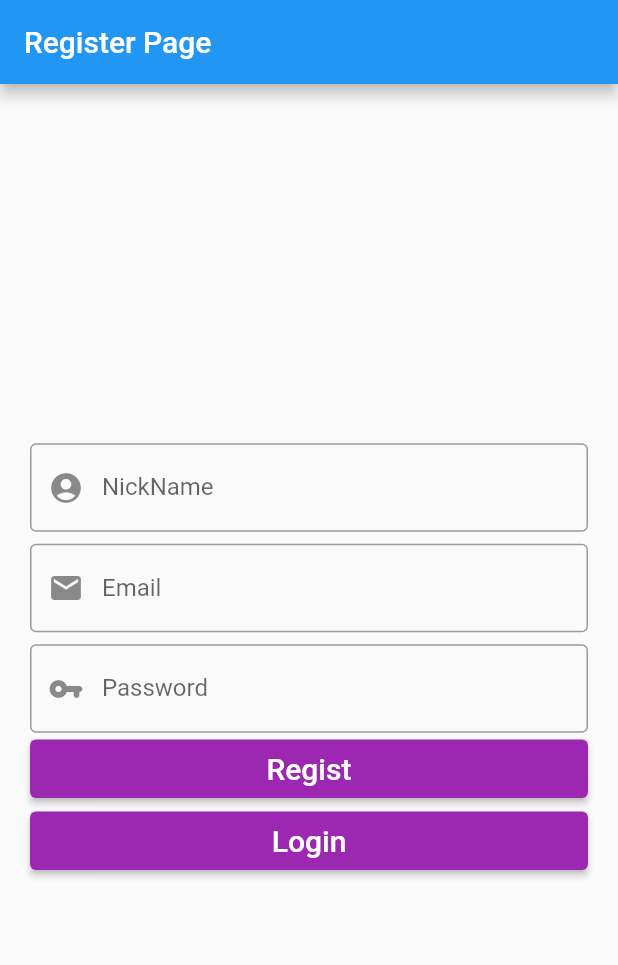
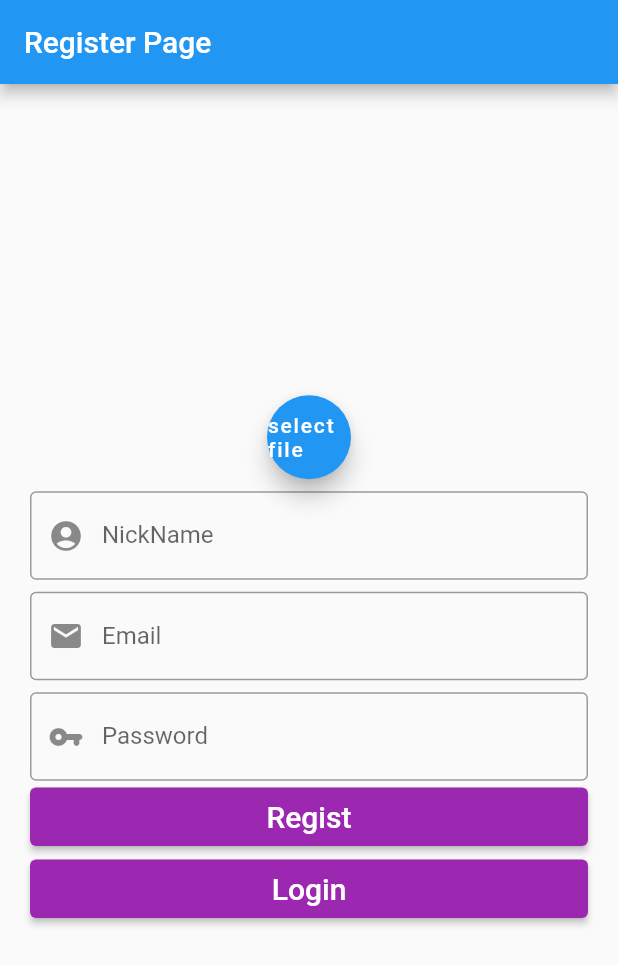
Before and after one commit to asdf148/JustTry, a Flutter app: the screen it shows after launch, after a tap on "register", after a tap on "Regist", on a phone screen of 412 x 824 dp. Shown: the top 965 px of the screen. Run offline on Flutter 3.47's test engine with Material 2 defaults, Android fonts, the light colour scheme and no system bars; our stand-ins replace dio, file_picker, flutter_secure_storage, fluttertoast, image_picker.

Commit message:
⚡️ :: Attempt to implement registration function
Attempt to implement registration function

```diff
--- a/lib/main.dart
+++ b/lib/main.dart
@@ -39,7 +39,7 @@ class _SplashPageState extends State<SplashPage> {
     return const Scaffold(
       body: Center(
           child: Icon(
-        Icons.stream,
+        Icons.directions_run_sharp,
         size: 80,
         color: Colors.blue,
       )),
--- a/lib/screens/login_page.dart
+++ b/lib/screens/login_page.dart
@@ -50,6 +50,7 @@ class _LoginPageState extends State<LoginPage> {
                 flex: 3,
                 child: SizedBox(),
               ),
+              _deleteSessionButton(context),
               _registerButton(),
             ],
           ),
@@ -101,6 +102,26 @@ class _LoginPageState extends State<LoginPage> {
     );
   }
 
+  Widget _deleteSessionButton(context) {
+    return SizedBox(
+      width: MediaQuery.of(context).size.width,
+      child: ElevatedButton(
+        style: ElevatedButton.styleFrom(
+          primary: Colors.purple,
+          padding: const EdgeInsets.all(8.0),
+        ),
+        onPressed: () => isLoading ? null : _deleteSession(),
+        child: const Text(
+          "Session 초기화",
+          style: TextStyle(
+            fontSize: 20.0,
+            color: Colors.white,
+          ),
+        ),
+      ),
+    );
+  }
+
   Widget _registerButton() {
     return Row(
       mainAxisAlignment: MainAxisAlignment.center,
@@ -122,7 +143,7 @@ class _LoginPageState extends State<LoginPage> {
       print('_userEmailCtrl.text : ${_userEmailCtrl.text}');
       print('_userPasswordCtrl.text : ${_userPasswordCtrl.text}');
     }
-    final storage = FlutterSecureStorage();
+    const storage = FlutterSecureStorage();
     String storagePass = await storage.read(key: _userEmailCtrl.text);
     if(storagePass != null && storagePass != '' && storagePass == _userPasswordCtrl.text){
       if (kDebugMode) {
@@ -141,4 +162,31 @@ class _LoginPageState extends State<LoginPage> {
       showToast('아이디가 존재하지 않거나 비밀번호가 맞지않습니다.');
     }
   }
+
+  void _deleteSession() async {
+    if (kDebugMode) {
+      print("session 초기화");
+    }
+    const storage = FlutterSecureStorage();
+
+    await storage.deleteAll();
+    // return readAll();
+    // String storagePass = await storage.read(key: _userEmailCtrl.text);
+    // if(storagePass != null && storagePass != '' && storagePass == _userPasswordCtrl.text){
+    //   if (kDebugMode) {
+    //     print('storagePass : $storagePass');
+    //   }
+    //   String userNickName = await storage.read(key: '${_userEmailCtrl.text}_$storagePass');
+    //   storage.write(key: userNickName, value: STATUS_LOGIN);
+    //   if (kDebugMode) {
+    //     print('로그인 성공');
+    //   }
+    //   Navigator.pushReplacement(context, MaterialPageRoute(builder: (BuildContext context) => MainPage(nickName: userNickName)));
+    // } else {
+    //   if (kDebugMode) {
+    //     print('로그인 실패');
+    //   }
+    //   showToast('아이디가 존재하지 않거나 비밀번호가 맞지않습니다.');
+    // }
+  }
 }
--- a/lib/screens/register_page.dart
+++ b/lib/screens/register_page.dart
@@ -1,11 +1,15 @@
+import 'dart:io';
+
 import 'package:a_la_vez/models/join.dto.dart';
 import 'package:a_la_vez/models/reponse_join.dto.dart';
 import 'package:a_la_vez/utils/session.dart';
 import 'package:a_la_vez/utils/util.dart';
+import 'package:file_picker/file_picker.dart';
 import 'package:flutter/cupertino.dart';
 import 'package:flutter/foundation.dart';
 import 'package:flutter/material.dart';
 import 'package:flutter_secure_storage/flutter_secure_storage.dart';
+import 'package:image_picker/image_picker.dart';
 
 import 'login_page.dart';
 import 'main_page.dart';
@@ -17,6 +21,7 @@ class RegisterPage extends StatefulWidget {
 
 class _RegisterPageState extends State<RegisterPage> {
   bool isLoading = false;
+  late XFile _userFileCtrl;
   late TextEditingController _userNickNameCtrl;
   late TextEditingController _userEmailCtrl;
   late TextEditingController _userPasswordCtrl;
@@ -45,6 +50,10 @@ class _RegisterPageState extends State<RegisterPage> {
                 flex: 3,
                 child: SizedBox(),
               ),
+              _fileWidget(),
+              const SizedBox(
+                height: 8,
+              ),
               _nickNameWidget(),
               const SizedBox(
                 height: 8,
@@ -64,6 +73,24 @@ class _RegisterPageState extends State<RegisterPage> {
           ),
         ),
       ),
+    );
+  }
+
+  Widget _fileWidget(){
+    final ImagePicker _picker = ImagePicker();
+    // Pick an image
+    return FloatingActionButton(
+      child: const Text("select file"),
+      onPressed: ()  async {
+        print('사진추가');
+        final XFile? image = await _picker.pickImage(source: ImageSource.gallery);
+
+        if(image != null) {
+          _userFileCtrl = image;
+        } else {
+          // User canceled the picker
+        }
+      },
     );
   }
 
@@ -111,24 +138,7 @@ class _RegisterPageState extends State<RegisterPage> {
           primary: Colors.purple,
           padding: const EdgeInsets.all(8.0),
         ),
-        onPressed: () async {
-          if (kDebugMode) {
-            print(_userNickNameCtrl.text);
-            print(_userEmailCtrl.text);
-            print(_userPasswordCtrl.text);
-          }
-          ResponseJoinDto responseJoinDto = await Session().registerPageService.join(
-            "https://qovh.herokuapp.com/auth/join",
-            JoinDto(nick: _userNickNameCtrl.text, email: _userEmailCtrl.text, password: _userPasswordCtrl.text, rePassword: _userPasswordCtrl.text),
-            Session().JSONheaders
-          );
-          if (kDebugMode) {
-            print("------------responseJoinDto------------");
-            print(responseJoinDto);
-          }
-          if(responseJoinDto == null){
-            throw Error();
-          }
+        onPressed: () {
           isLoading ? null : _registCheck();
         },
         child: Text(
@@ -177,6 +187,35 @@ class _RegisterPageState extends State<RegisterPage> {
       print(await storage.readAll());
       print(' ');
     }
+    //--------------------------------------------
+    // api 요청해서 토큰 받기?
+    // if (kDebugMode) {
+    //   print(_userNickNameCtrl.text);
+    //   print(_userEmailCtrl.text);
+    //   print(_userPasswordCtrl.text);
+    // }
+    // ResponseJoinDto responseJoinDto = await Session().registerPageService.join(
+    //   "https://qovh.herokuapp.com/auth/join",
+    //   JoinDto(nick: _userNickNameCtrl.text, email: _userEmailCtrl.text, password: _userPasswordCtrl.text, rePassword: _userPasswordCtrl.text),
+    //   Session().JSONheaders
+    // );
+    // if (kDebugMode) {
+    //   print("------------responseJoinDto------------");
+    //   print(responseJoinDto);
+    // }
+    // if(responseJoinDto == null){
+    //   throw Error();
+    // }
+    //--------------------------------------------
+    print("------------------------요청 보냄------------------------");
+    Session().registerPageService.postFile(
+      "https://qovh.herokuapp.com/auth/join",
+      _userFileCtrl,
+      _userNickNameCtrl.text,
+      _userEmailCtrl.text,
+      _userPasswordCtrl.text
+    );
+    //--------------------------------------------
     String userNickName = _userNickNameCtrl.text;
     String userEmail = _userEmailCtrl.text;
     String userPassword = _userPasswordCtrl.text;
--- a/lib/utils/util.dart
+++ b/lib/utils/util.dart
@@ -4,6 +4,7 @@ import 'package:fluttertoast/fluttertoast.dart';
 const USER_NICK_NAME = 'USER_NICK_NAME';
 const STATUS_LOGIN = 'STATUS_LOGIN';
 const STATUS_LOGOUT = 'STATUS_LOGOUT';
+const TOKEN = 'TOKEN';
 
 void showToast(String message) {
   Fluttertoast.showToast(
--- a/pubspec.yaml
+++ b/pubspec.yaml
@@ -37,6 +37,9 @@ dependencies:
   flutter_secure_storage: ^3.3.5
   fluttertoast: ^7.1.6
   http: ^0.13.4
+  file_picker: ^4.3.1
+  dio: ^4.0.4
+  image_picker: ^0.8.4+4
 
 dev_dependencies:
   flutter_test:
```
Also changed, not shown: lib/services/register_page_service.dart (+29 -0 lines), pubspec.lock, 2 other files.
